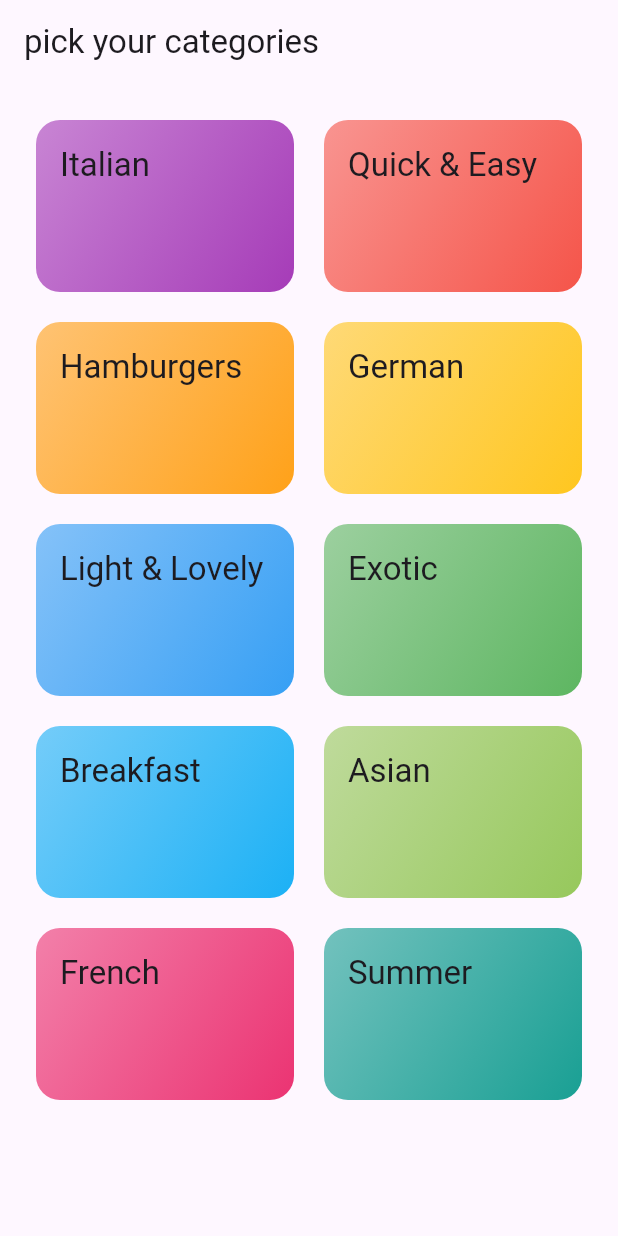
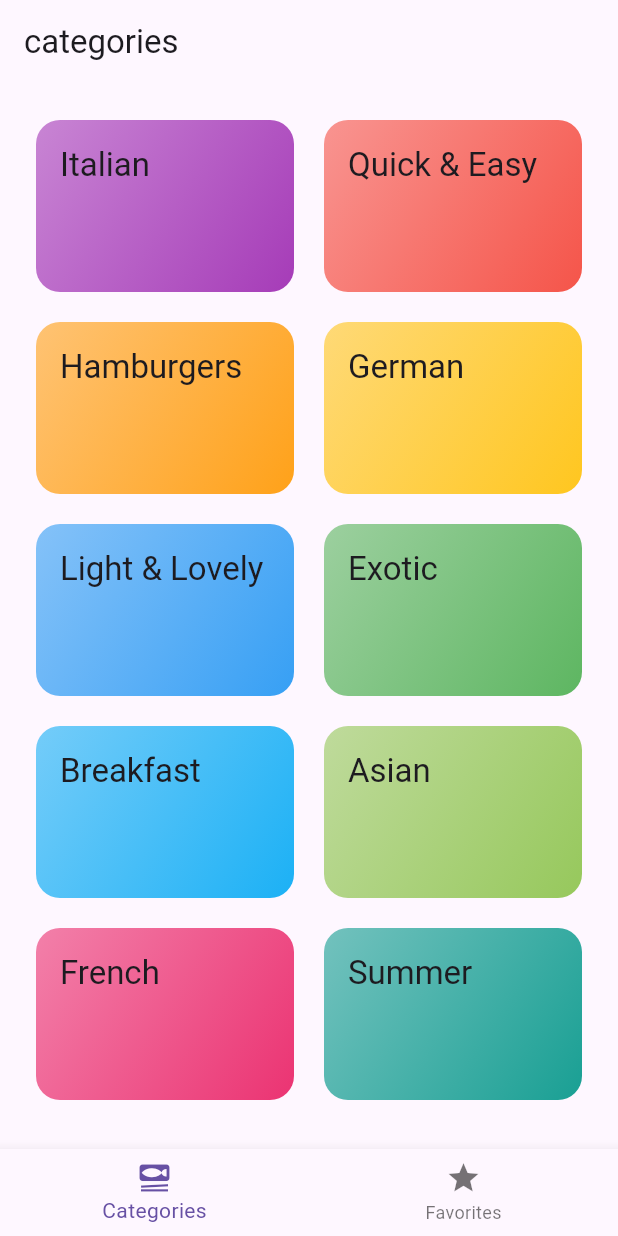
Before and after one commit to devchand4949/mealsApp, a Flutter app: the screen it shows after launch, on a phone screen of 412 x 824 dp. Run offline on Flutter 3.47's test engine with Material 3 defaults, Android fonts, the phone set to English and light mode, and no system bars; our stand-ins replace google_fonts, transparent_image.

Commit message:
bottom navigationbar update

```diff
--- a/lib/main.dart
+++ b/lib/main.dart
@@ -3,6 +3,7 @@ import 'package:google_fonts/google_fonts.dart';
 import 'package:meals/screen/categories_screen.dart';
 import 'package:meals/screen/meals_screen.dart';
 import 'package:meals/data/dummy_data.dart';
+import 'package:meals/screen/tab_screen.dart';
 
 final Theme = ThemeData(
   useMaterial3: true,
@@ -22,7 +23,7 @@ class App extends StatelessWidget{
   @override
   Widget build(BuildContext context){
     return MaterialApp(
-      home:const CategoriesScreen(),
+      home:const TabScreen(),
     );
   }
 }
--- a/lib/screen/categories_screen.dart
+++ b/lib/screen/categories_screen.dart
@@ -21,9 +21,6 @@ class CategoriesScreen extends StatelessWidget {
   @override
   Widget build(BuildContext context) {
     return Scaffold(
-      appBar: AppBar(
-        title: const Text('pick your categories'),
-      ),
       body: GridView(
         padding: const EdgeInsets.all(24),
         gridDelegate: const SliverGridDelegateWithFixedCrossAxisCount(
--- /dev/null
+++ b/lib/screen/tab_screen.dart
@@ -0,0 +1,48 @@
+import 'package:flutter/material.dart';
+import 'package:meals/screen/categories_screen.dart';
+import 'package:meals/screen/meals_screen.dart';
+
+class TabScreen extends StatefulWidget {
+  const TabScreen({super.key});
+
+
+  @override
+  State<TabScreen> createState() => _TabScreenState();
+}
+
+class _TabScreenState extends State<TabScreen> {
+
+  int _selectedPageIndex = 0;
+
+  void _selectPage(int index){
+    setState((){
+      _selectedPageIndex = index;
+    });
+  }
+
+  @override
+  Widget build(BuildContext context) {
+    Widget activePage = const CategoriesScreen();
+    var activePageTitle = 'categories';
+
+    if(_selectedPageIndex == 1){
+      activePage = MealsScreen(title: 'Favorites', meals: []);
+      activePageTitle = 'Your Favorites';
+    }
+
+    return Scaffold(
+      appBar: AppBar(
+        title: Text(activePageTitle),
+      ),
+      body:activePage ,
+      bottomNavigationBar:BottomNavigationBar(
+        onTap: _selectPage,
+        currentIndex: _selectedPageIndex,
+        items: [
+          BottomNavigationBarItem(icon: Icon(Icons.set_meal),label: 'Categories',),
+          BottomNavigationBarItem(icon: Icon(Icons.star),label: 'Favorites')
+        ],
+      ),
+    );
+  }
+}
```
